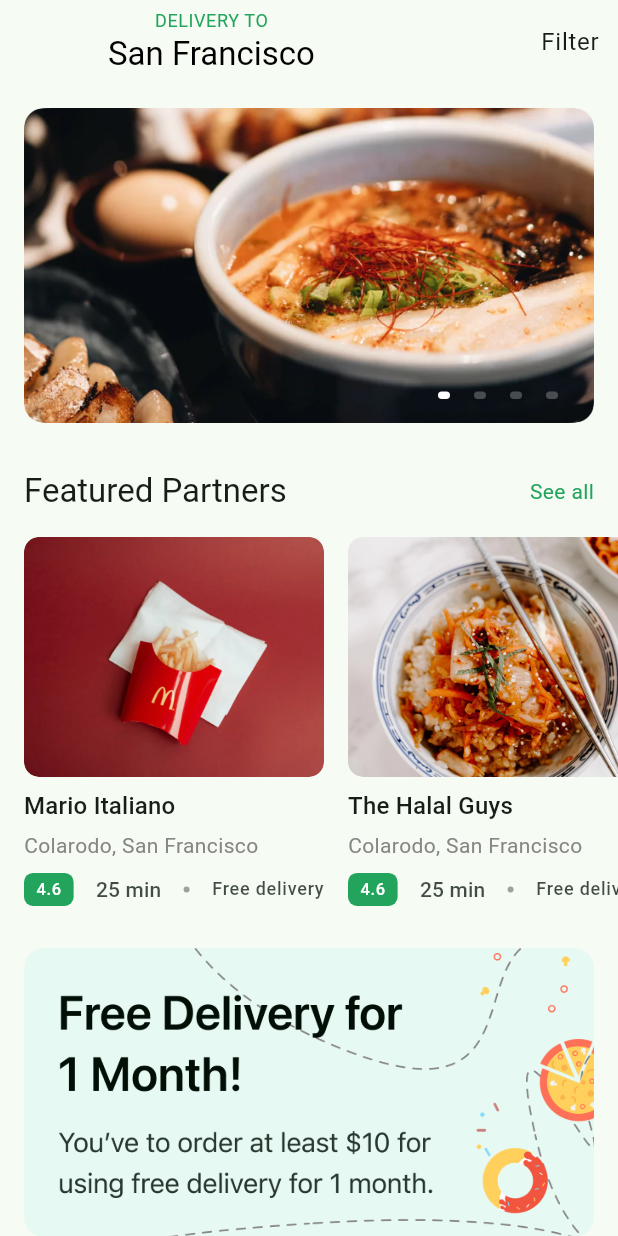
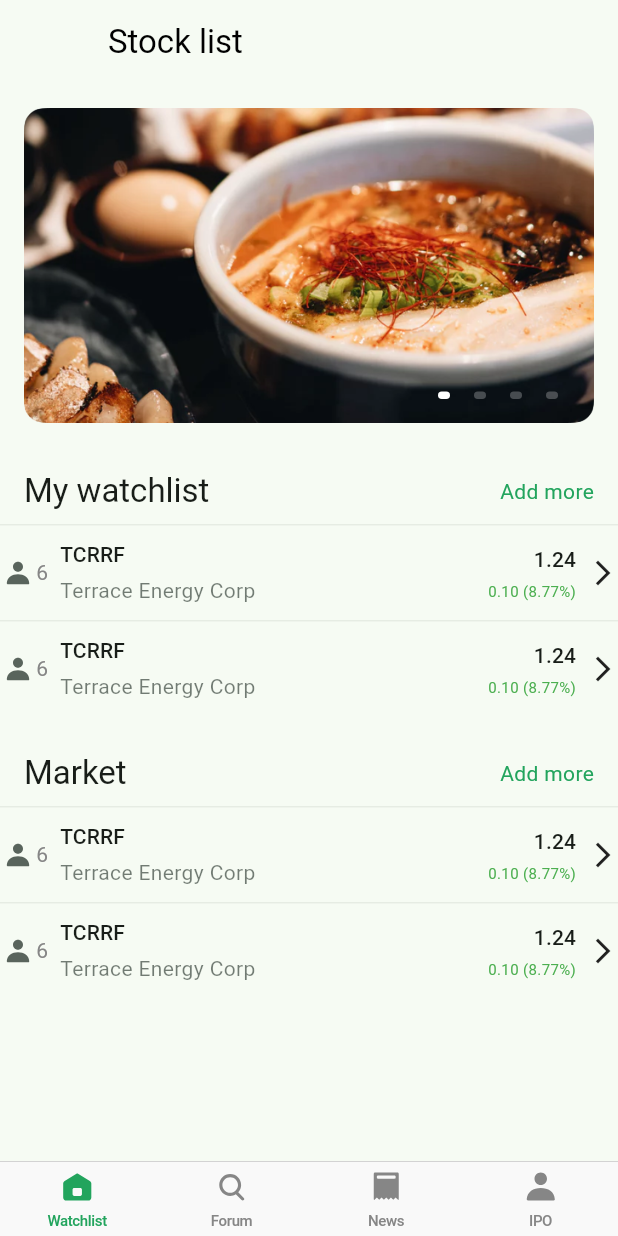
Before and after one commit to martinsangdo/flutter_otc_stock_forum, a Flutter app: the screen it shows after launch, on a phone screen of 412 x 824 dp. Run offline on Flutter 3.47's test engine with Material 3 defaults, Android fonts, the phone set to English and light mode, and no system bars; our stand-ins replace flutter_svg, form_field_validator.

Commit message:
- sample UI for stock list in Home page

```diff
--- a/lib/components/section_title.dart
+++ b/lib/components/section_title.dart
@@ -31,7 +31,7 @@ class SectionTitle extends StatelessWidget {
           GestureDetector(
             onTap: press,
             child: Text(
-              isMainSection ? "See all" : "Clear all".toUpperCase(),
+              isMainSection ? "Add more" : "Clear all".toUpperCase(),
               style: isMainSection
                   ? Theme.of(context)
                       .textTheme
--- a/lib/entry_point.dart
+++ b/lib/entry_point.dart
@@ -21,10 +21,10 @@ class _EntryPointState extends State<EntryPoint> {
 
   // List of nav items
   final List<Map<String, dynamic>> _navitems = [
-    {"icon": "assets/icons/home.svg", "title": "Home"},
-    {"icon": "assets/icons/search.svg", "title": "Search"},
-    {"icon": "assets/icons/order.svg", "title": "Orders"},
-    {"icon": "assets/icons/profile.svg", "title": "Profile"},
+    {"icon": "assets/icons/home.svg", "title": "Watchlist"},
+    {"icon": "assets/icons/search.svg", "title": "Forum"},
+    {"icon": "assets/icons/order.svg", "title": "News"},
+    {"icon": "assets/icons/profile.svg", "title": "IPO"},
   ];
 
 // Screens
--- a/lib/screens/home/home_screen.dart
+++ b/lib/screens/home/home_screen.dart
@@ -8,6 +8,7 @@ import '../../demo_data.dart';
 import '../../screens/filter/filter_screen.dart';
 import '../details/details_screen.dart';
 import '../featured/featurred_screen.dart';
+import '../profile/components/body.dart';
 import 'components/medium_card_list.dart';
 import 'components/promotion_banner.dart';
 
@@ -25,37 +26,14 @@ class _HomeState extends State<HomeScreen> {
     return Scaffold(
       appBar: AppBar(
         leading: const SizedBox(),
-        title: Column(
+        title: const Column(
           children: [
             Text(
-              "Delivery to".toUpperCase(),
-              style: Theme.of(context)
-                  .textTheme
-                  .bodySmall!
-                  .copyWith(color: primaryColor),
-            ),
-            const Text(
-              "San Francisco",
+              "Stock list",
               style: TextStyle(color: Colors.black),
             )
           ],
         ),
-        actions: [
-          TextButton(
-            onPressed: () {
-              Navigator.push(
-                context,
-                MaterialPageRoute(
-                  builder: (context) => const FilterScreen(),
-                ),
-              );
-            },
-            child: Text(
-              "Filter",
-              style: Theme.of(context).textTheme.bodyLarge,
-            ),
-          ),
-        ],
       ),
       body: SafeArea(
         child: SingleChildScrollView(
@@ -69,7 +47,7 @@ class _HomeState extends State<HomeScreen> {
               ),
               const SizedBox(height: defaultPadding * 2),
               SectionTitle(
-                title: "Featured Partners",
+                title: "My watchlist",
                 press: () => Navigator.push(
                   context,
                   MaterialPageRoute(
@@ -77,14 +55,26 @@ class _HomeState extends State<HomeScreen> {
                   ),
                 ),
               ),
-              const SizedBox(height: defaultPadding),
-              const MediumCardList(),
-              const SizedBox(height: 20),
-              // Banner
-              const PromotionBanner(),
-              const SizedBox(height: 20),
+              const Divider(thickness: 0.3,),
+              ProfileMenuCard(
+                svgSrc: "assets/icons/profile.svg",
+                title: "TCRRF",
+                subTitle: "Terrace Energy Corp",
+                press: () {},
+                commentCount: "6"
+              ),
+              const Divider(thickness: 0.3,),
+              ProfileMenuCard(
+                svgSrc: "assets/icons/profile.svg",
+                title: "TCRRF",
+                subTitle: "Terrace Energy Corp",
+                press: () {},
+                commentCount: "6"
+              ),
+              //random stocks
+              const SizedBox(height: defaultPadding * 2),
               SectionTitle(
-                title: "Best Pick",
+                title: "Market",
                 press: () => Navigator.push(
                   context,
                   MaterialPageRoute(
@@ -92,35 +82,21 @@ class _HomeState extends State<HomeScreen> {
                   ),
                 ),
               ),
-              const SizedBox(height: 16),
-              const MediumCardList(),
-              const SizedBox(height: 20),
-              SectionTitle(title: "All Restaurants", press: () {}),
-              const SizedBox(height: 16),
-
-              // Demo list of Big Cards
-              ...List.generate(
-                // For demo we use 4 items
-                3,
-                (index) => Padding(
-                  padding: const EdgeInsets.fromLTRB(
-                      defaultPadding, 0, defaultPadding, defaultPadding),
-                  child: RestaurantInfoBigCard(
-                    // Images are List<String>
-                    images: demoBigImages..shuffle(),
-                    name: "McDonald's",
-                    rating: 4.3,
-                    numOfRating: 200,
-                    deliveryTime: 25,
-                    foodType: const ["Chinese", "American", "Deshi food"],
-                    press: () => Navigator.push(
-                      context,
-                      MaterialPageRoute(
-                        builder: (context) => const DetailsScreen(),
-                      ),
-                    ),
-                  ),
-                ),
+              const Divider(thickness: 0.3,),
+              ProfileMenuCard(
+                svgSrc: "assets/icons/profile.svg",
+                title: "TCRRF",
+                subTitle: "Terrace Energy Corp",
+                press: () {},
+                commentCount: "6"
+              ),
+              const Divider(thickness: 0.3,),
+              ProfileMenuCard(
+                svgSrc: "assets/icons/profile.svg",
+                title: "TCRRF",
+                subTitle: "Terrace Energy Corp",
+                press: () {},
+                commentCount: "6"
               )
             ],
           ),
--- a/lib/screens/onboarding/onboarding_scrreen.dart
+++ b/lib/screens/onboarding/onboarding_scrreen.dart
@@ -1,4 +1,5 @@
 import 'package:flutter/material.dart';
+import 'package:foodly_ui/entry_point.dart';
 import '../../constants.dart';
 
 import '../home/home_screen.dart';
@@ -17,7 +18,7 @@ class _OnboardingScreenState extends State<OnboardingScreen> {
   void move2HomePage(){
     WidgetsBinding.instance.addPostFrameCallback((_){
       if (context.mounted) {
-        Navigator.pushReplacement(context, MaterialPageRoute(builder: (context) => HomeScreen()));
+        Navigator.pushReplacement(context, MaterialPageRoute(builder: (context) => const EntryPoint()));
       }
     });
   }
--- a/lib/screens/profile/components/body.dart
+++ b/lib/screens/profile/components/body.dart
@@ -73,20 +73,21 @@ class ProfileMenuCard extends StatelessWidget {
     this.subTitle,
     this.svgSrc,
     this.press,
+    this.commentCount
   });
 
-  final String? title, subTitle, svgSrc;
+  final String? title, subTitle, svgSrc, commentCount;
   final VoidCallback? press;
 
   @override
   Widget build(BuildContext context) {
     return Padding(
-      padding: const EdgeInsets.symmetric(vertical: defaultPadding / 2),
+      padding: const EdgeInsets.symmetric(vertical: 1),
       child: InkWell(
         borderRadius: const BorderRadius.all(Radius.circular(8)),
         onTap: press,
         child: Padding(
-          padding: const EdgeInsets.symmetric(vertical: 5),
+          padding: const EdgeInsets.symmetric(vertical: 1),
           child: Row(
             children: [
               SvgPicture.asset(
@@ -98,6 +99,7 @@ class ProfileMenuCard extends StatelessWidget {
                   BlendMode.srcIn,
                 ),
               ),
+              Text(commentCount!),
               const SizedBox(width: 8),
               Expanded(
                 child: Column(
@@ -108,13 +110,35 @@ class ProfileMenuCard extends StatelessWidget {
                       maxLines: 1,
                       style: Theme.of(context).textTheme.labelLarge,
                     ),
-                    const SizedBox(height: 8),
+                    const SizedBox(height: 4),
                     Text(
                       subTitle!,
                       maxLines: 1,
                       style: TextStyle(
                         fontSize: 14,
                         color: titleColor.withOpacity(0.54),
+                      ),
+                    ),
+                  ],
+                ),
+              ),
+              const SizedBox(width: 8),
+              Expanded(
+                child: Column(
+                  crossAxisAlignment: CrossAxisAlignment.end,
+                  children: [
+                    Text(
+                      "1.24",
+                      maxLines: 1,
+                      style: Theme.of(context).textTheme.labelLarge,
+                    ),
+                    const SizedBox(height: 4),
+                    const Text(
+                      "0.10 (8.77%)",
+                      maxLines: 1,
+                      style: TextStyle(
+                        fontSize: 10,
+                        color: Colors.green,
                       ),
                     ),
                   ],
```
Also changed, not shown: 1 other file.
